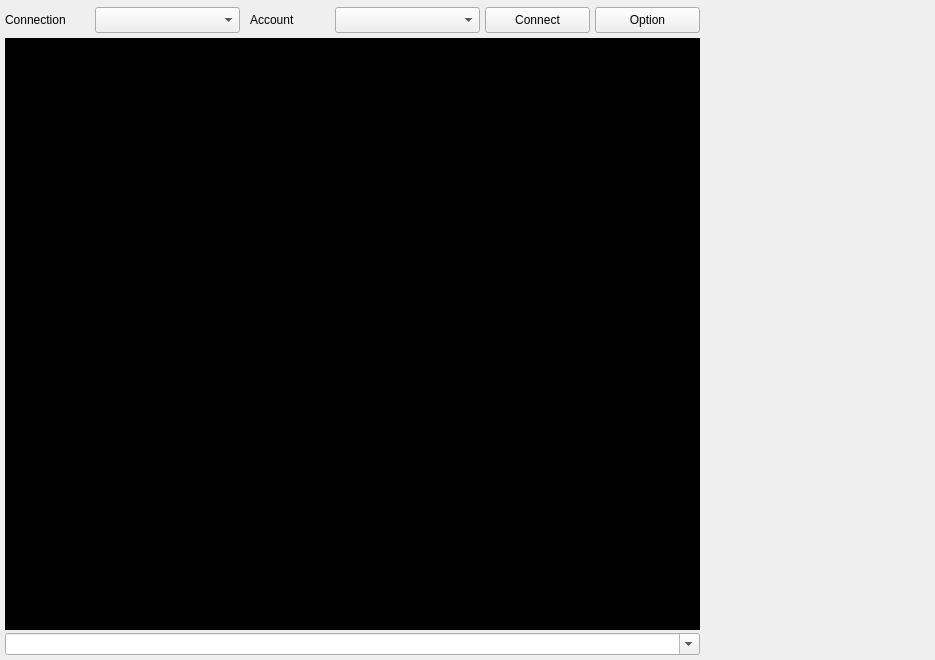
develer-staff/devclient, file src/devclient/gui_src/gui.ui: the form before one commit.
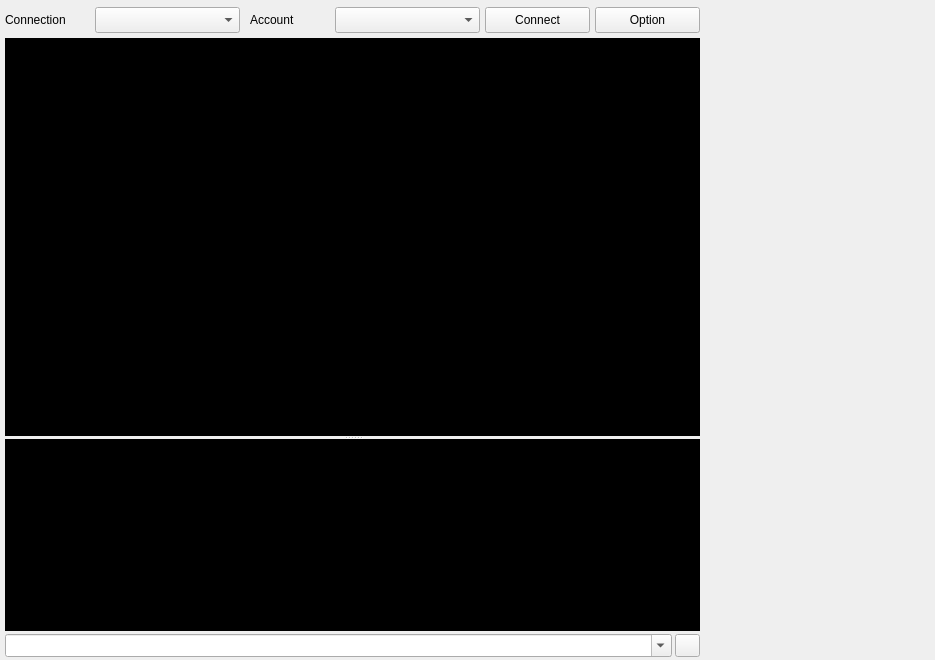
The form after the commit. Icons and pictures are not drawn.

```diff
--- a/src/devclient/gui_src/gui.ui
+++ b/src/devclient/gui_src/gui.ui
@@ -24,7 +24,7 @@
      <number>5</number>
     </property>
     <property name="bottomMargin" >
-     <number>5</number>
+     <number>3</number>
     </property>
     <property name="horizontalSpacing" >
      <number>5</number>
@@ -211,6 +211,16 @@
      </widget>
     </item>
     <item row="1" column="0" >
+     <widget class="QSplitter" name="output_splitter" >
+      <property name="orientation" >
+       <enum>Qt::Vertical</enum>
+      </property>
+      <property name="handleWidth" >
+       <number>3</number>
+      </property>
+      <property name="childrenCollapsible" >
+       <bool>false</bool>
+      </property>
      <widget class="QTextEdit" name="text_output" >
       <property name="sizePolicy" >
        <sizepolicy vsizetype="Expanding" hsizetype="Expanding" >
@@ -240,6 +250,42 @@
        <bool>true</bool>
       </property>
      </widget>
+      <widget class="QTextEdit" name="text_output_noscroll" >
+       <property name="sizePolicy" >
+        <sizepolicy vsizetype="Expanding" hsizetype="Expanding" >
+         <horstretch>0</horstretch>
+         <verstretch>0</verstretch>
+        </sizepolicy>
+       </property>
+       <property name="minimumSize" >
+        <size>
+         <width>690</width>
+         <height>0</height>
+        </size>
+       </property>
+       <property name="focusPolicy" >
+        <enum>Qt::NoFocus</enum>
+       </property>
+       <property name="autoFillBackground" >
+        <bool>true</bool>
+       </property>
+       <property name="styleSheet" >
+        <string>QTextEdit { background-color: #000000; font: 13px "Courier"; color: #FFFFFF;}</string>
+       </property>
+       <property name="verticalScrollBarPolicy" >
+        <enum>Qt::ScrollBarAlwaysOff</enum>
+       </property>
+       <property name="horizontalScrollBarPolicy" >
+        <enum>Qt::ScrollBarAlwaysOff</enum>
+       </property>
+       <property name="undoRedoEnabled" >
+        <bool>false</bool>
+       </property>
+       <property name="readOnly" >
+        <bool>true</bool>
+       </property>
+      </widget>
+     </widget>
     </item>
     <item rowspan="2" row="1" column="1" >
      <widget class="QFrame" name="rightpanel" >
@@ -261,6 +307,11 @@
      </widget>
     </item>
     <item row="2" column="0" >
+     <layout class="QHBoxLayout" >
+      <property name="spacing" >
+       <number>3</number>
+      </property>
+      <item>
      <widget class="QComboBox" name="text_input" >
       <property name="sizePolicy" >
        <sizepolicy vsizetype="Fixed" hsizetype="Expanding" >
@@ -270,10 +321,16 @@
       </property>
       <property name="minimumSize" >
        <size>
-        <width>690</width>
+          <width>660</width>
         <height>0</height>
        </size>
       </property>
+        <property name="maximumSize" >
+         <size>
+          <width>16777215</width>
+          <height>25</height>
+         </size>
+        </property>
       <property name="editable" >
        <bool>true</bool>
       </property>
@@ -283,6 +340,36 @@
        </property>
       </item>
      </widget>
+      </item>
+      <item>
+       <widget class="QPushButton" name="toggle_splitter" >
+        <property name="sizePolicy" >
+         <sizepolicy vsizetype="Minimum" hsizetype="Minimum" >
+          <horstretch>0</horstretch>
+          <verstretch>0</verstretch>
+         </sizepolicy>
+        </property>
+        <property name="minimumSize" >
+         <size>
+          <width>23</width>
+          <height>23</height>
+         </size>
+        </property>
+        <property name="maximumSize" >
+         <size>
+          <width>25</width>
+          <height>25</height>
+         </size>
+        </property>
+        <property name="focusPolicy" >
+         <enum>Qt::NoFocus</enum>
+        </property>
+        <property name="text" >
+         <string/>
+        </property>
+       </widget>
+      </item>
+     </layout>
     </item>
    </layout>
   </widget>
```
Lines whose indentation alone changed are shown as unchanged.
